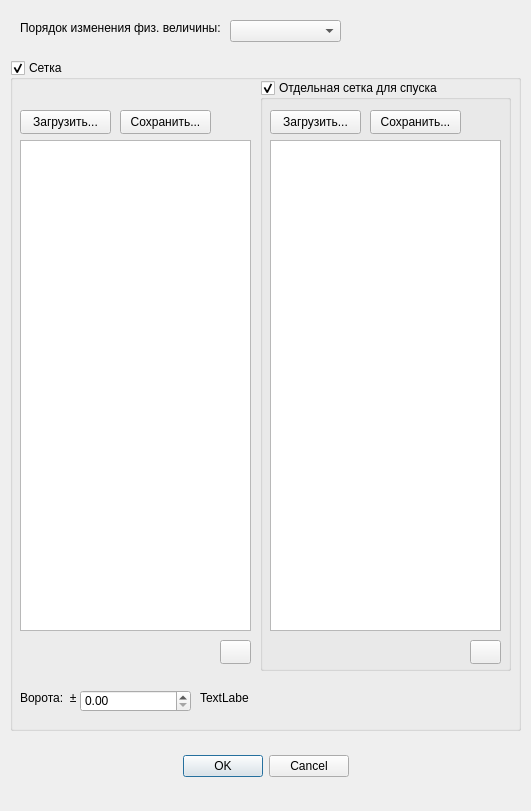
Old version of the form magresp/on_mr_build_dialog.ui in the repository spectral307/magresp.
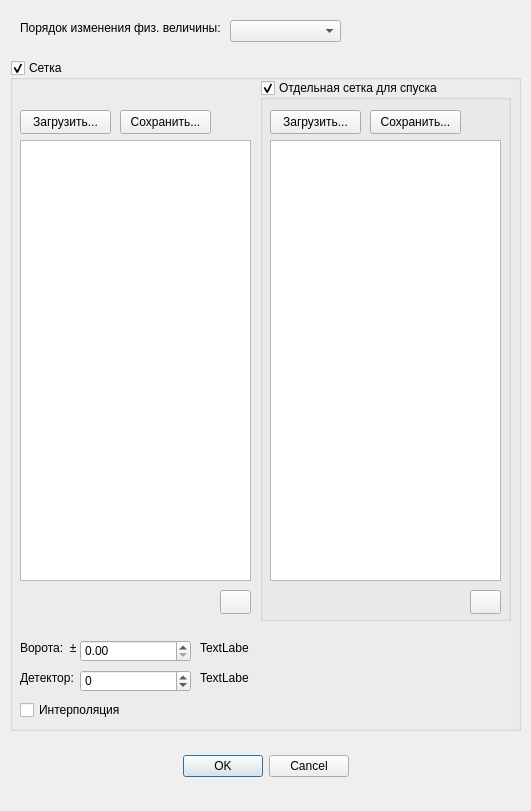
New version of the form.

```diff
--- a/magresp/on_mr_build_dialog.ui
+++ b/magresp/on_mr_build_dialog.ui
@@ -76,7 +76,7 @@
       <x>250</x>
       <y>20</y>
       <width>251</width>
-      <height>591</height>
+      <height>541</height>
      </rect>
     </property>
     <property name="title">
@@ -91,7 +91,7 @@
        <x>10</x>
        <y>60</y>
        <width>231</width>
-       <height>491</height>
+       <height>441</height>
       </rect>
      </property>
     </widget>
@@ -125,7 +125,7 @@
      <property name="geometry">
       <rect>
        <x>210</x>
-       <y>560</y>
+       <y>510</y>
        <width>31</width>
        <height>24</height>
       </rect>
@@ -141,7 +141,7 @@
       <x>10</x>
       <y>80</y>
       <width>231</width>
-      <height>491</height>
+      <height>441</height>
      </rect>
     </property>
    </widget>
@@ -175,7 +175,7 @@
     <property name="geometry">
      <rect>
       <x>210</x>
-      <y>580</y>
+      <y>530</y>
       <width>31</width>
       <height>24</height>
      </rect>
@@ -188,7 +188,7 @@
     <property name="geometry">
      <rect>
       <x>10</x>
-      <y>630</y>
+      <y>580</y>
       <width>61</width>
       <height>16</height>
      </rect>
@@ -201,7 +201,7 @@
     <property name="geometry">
      <rect>
       <x>70</x>
-      <y>630</y>
+      <y>580</y>
       <width>111</width>
       <height>22</height>
      </rect>
@@ -211,7 +211,62 @@
     <property name="geometry">
      <rect>
       <x>190</x>
-      <y>630</y>
+      <y>580</y>
+      <width>49</width>
+      <height>16</height>
+     </rect>
+    </property>
+    <property name="text">
+     <string>TextLabel</string>
+    </property>
+   </widget>
+   <widget class="QLabel" name="detector_name_label">
+    <property name="geometry">
+     <rect>
+      <x>10</x>
+      <y>610</y>
+      <width>61</width>
+      <height>16</height>
+     </rect>
+    </property>
+    <property name="text">
+     <string>Детектор:</string>
+    </property>
+   </widget>
+   <widget class="QSpinBox" name="detector_spin_box">
+    <property name="geometry">
+     <rect>
+      <x>70</x>
+      <y>610</y>
+      <width>111</width>
+      <height>22</height>
+     </rect>
+    </property>
+    <property name="minimum">
+     <number>-1000000</number>
+    </property>
+    <property name="maximum">
+     <number>1000000</number>
+    </property>
+   </widget>
+   <widget class="QCheckBox" name="interpolate_check_box">
+    <property name="geometry">
+     <rect>
+      <x>10</x>
+      <y>640</y>
+      <width>101</width>
+      <height>20</height>
+     </rect>
+    </property>
+    <property name="text">
+     <string>Интерполяция</string>
+    </property>
+   </widget>
+   <widget class="QLabel" name="detector_hint_label">
+    <property name="geometry">
+     <rect>
+      <x>190</x>
+      <y>610</y>
       <width>49</width>
       <height>16</height>
      </rect>
```
